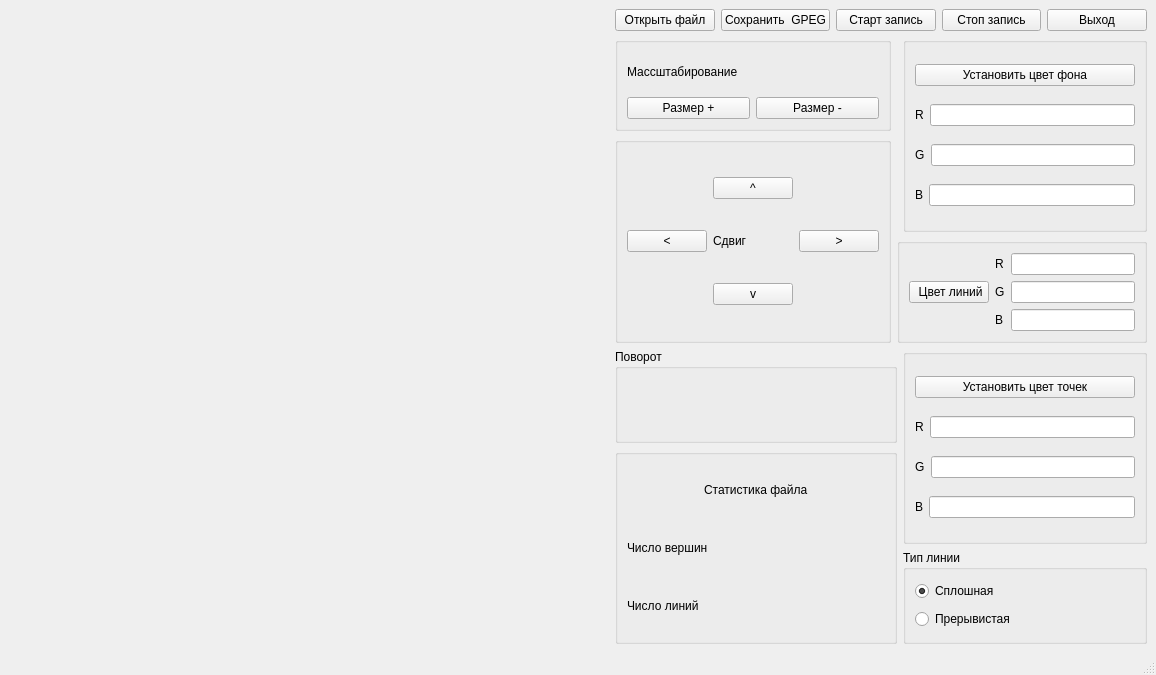
This is viewer.ui in dandyelf/3dviewer1.0 as Qt 5 draws it before an edit. The edited form follows.
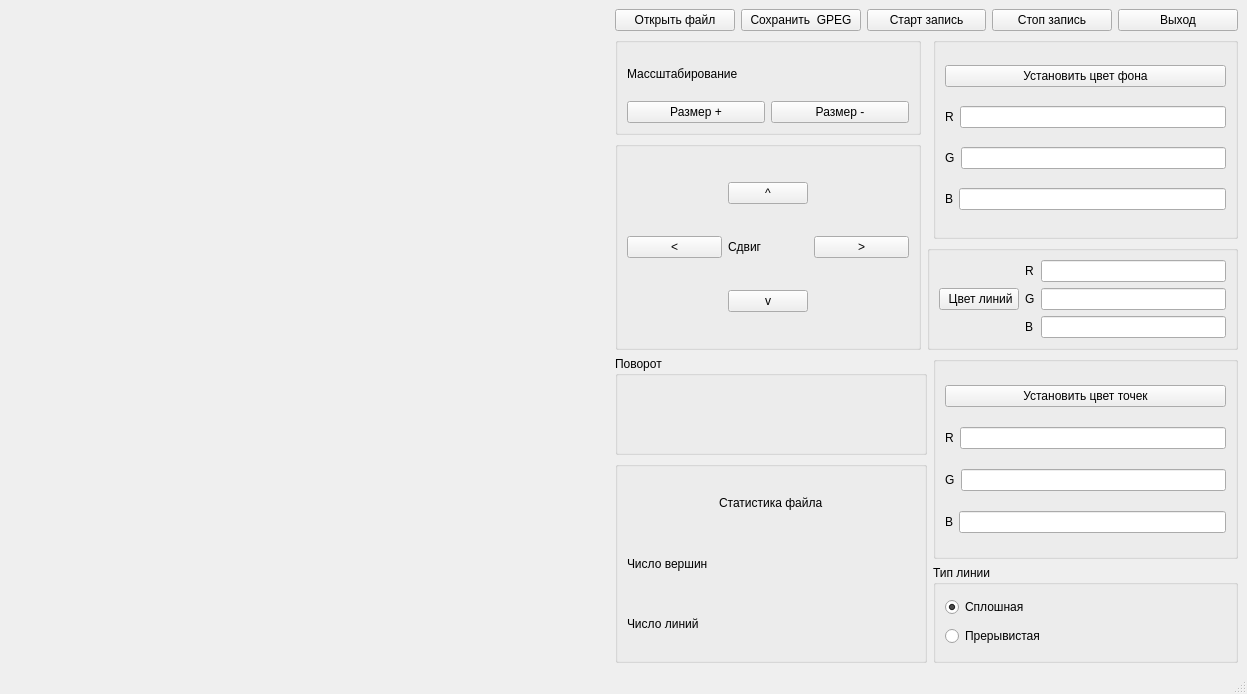
This is the edited form. Custom widgets are drawn as their Qt base class.

The edit to the form file:
```diff
--- a/viewer.ui
+++ b/viewer.ui
@@ -6,8 +6,8 @@
    <rect>
     <x>0</x>
     <y>0</y>
-    <width>1156</width>
-    <height>675</height>
+    <width>1247</width>
+    <height>694</height>
    </rect>
   </property>
   <property name="windowTitle">
```
Left out of the diff: 4 changed lines with no effect on the pictures.
